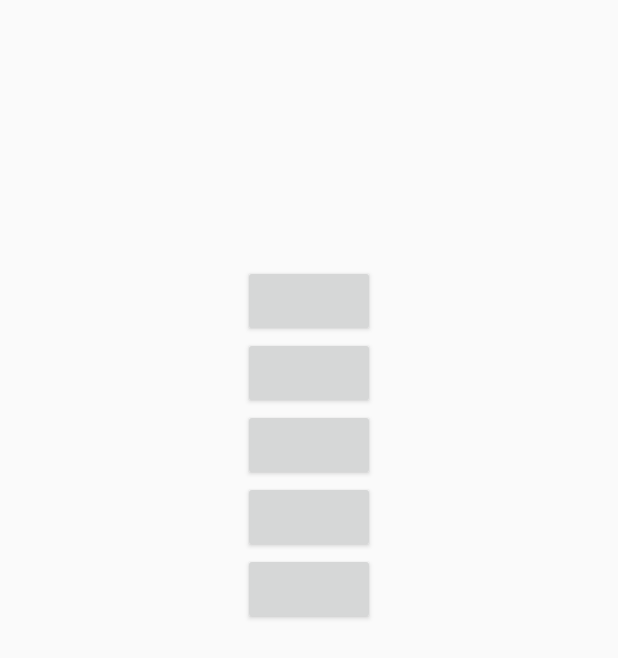
After one commit to kguo25/pearlhacks2017, an Android app: the layout activity_quiz.xml on its own in the app's theme, with its tools: preview values and no code run, on a phone screen of 412 x 824 dp. The commit adds this screen. Shown: the top 658 px of the screen. Run offline under Robolectric (Android 15) with nearby library versions, the phone set to English and light mode, and no system bars.

Commit message:
quiz made

```diff
--- a/EcoPet/app/src/main/AndroidManifest.xml
+++ b/EcoPet/app/src/main/AndroidManifest.xml
@@ -15,6 +15,7 @@
                 <category android:name="android.intent.category.LAUNCHER" />
             </intent-filter>
         </activity>
+        <activity android:name=".EcoQuizActivity"></activity>
     </application>
 
 </manifest>
--- /dev/null
+++ b/EcoPet/app/src/main/res/layout/activity_quiz.xml
@@ -0,0 +1,68 @@
+<?xml version="1.0" encoding="utf-8"?>
+<LinearLayout xmlns:android="http://schemas.android.com/apk/res/android"
+    xmlns:tools="http://schemas.android.com/tools"
+    android:id="@+id/activity_main"
+    android:layout_width="match_parent"
+    android:layout_height="match_parent"
+    android:paddingBottom="@dimen/activity_vertical_margin"
+    android:paddingLeft="@dimen/activity_horizontal_margin"
+    android:paddingRight="@dimen/activity_horizontal_margin"
+    android:paddingTop="@dimen/activity_vertical_margin"
+    android:gravity="top|center_horizontal"
+    android:orientation="vertical"
+    tools:context="compsci290.edu.duke.ecopet.EcoQuizActivity">
+
+    <TextView
+        android:id="@+id/section_text"
+        android:layout_width="wrap_content"
+        android:layout_height="wrap_content"
+        android:padding="24dp"
+        android:textSize="27sp"
+        android:text="" />
+
+    <TextView
+        android:id="@+id/question_text"
+        android:layout_width="wrap_content"
+        android:layout_height="wrap_content"
+        android:padding="24dp"
+        android:textSize="20sp"
+        android:text="" />
+
+
+        <Button
+            android:id="@+id/button1"
+            android:layout_width="wrap_content"
+            android:layout_height="wrap_content"
+            android:text=""
+            android:onClick="click"/>
+
+        <Button
+            android:id="@+id/button2"
+            android:layout_width="wrap_content"
+            android:layout_height="wrap_content"
+            android:text=""
+            android:onClick="click"/>
+
+        <Button
+            android:id="@+id/button3"
+            android:layout_width="wrap_content"
+            android:layout_height="wrap_content"
+            android:text=""
+            android:onClick="click"/>
+
+        <Button
+            android:id="@+id/button4"
+            android:layout_width="wrap_content"
+            android:layout_height="wrap_content"
+            android:text=""
+            android:onClick="click"/>
+
+        <Button
+            android:id="@+id/button5"
+            android:layout_width="wrap_content"
+            android:layout_height="wrap_content"
+            android:text=""
+            android:onClick="click"/>
+
+
+</LinearLayout>
```
Also changed, not shown: EcoPet/app/src/main/assets/quizzes/eco_quiz.xml (added, +135 -0 lines), EcoPet/app/src/main/java/compsci290/edu/duke/ecopet/EcoQuiz.java (added, +37 -0 lines), EcoPet/app/src/main/java/compsci290/edu/duke/ecopet/EcoQuizActivity.java (added, +87 -0 lines), EcoPet/app/src/main/java/compsci290/edu/duke/ecopet/MainActivity.java (+12 -0 lines), EcoPet/app/src/main/java/compsci290/edu/duke/ecopet/Question.java (added, +32 -0 lines), EcoPet/app/src/main/java/compsci290/edu/duke/ecopet/QuizParser.java (added, +78 -0 lines), EcoPet/app/src/main/res/layout/activity_main.xml (+30 -3 lines).
